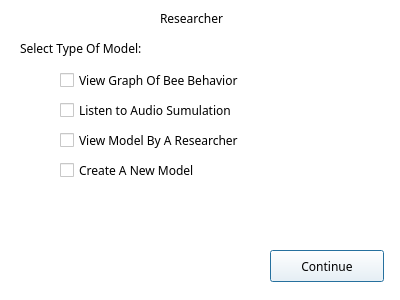
The window that LoginGUI/secondwindowresearcher.ui (ShihoVN/HiveChime) describes before a commit, drawn with Qt 5.
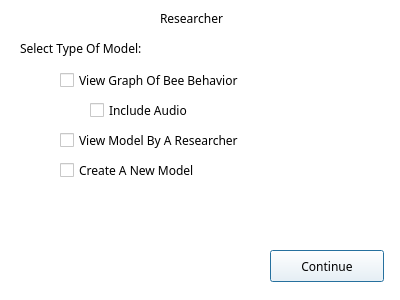
The same window after the commit.

Patch:
```diff
--- a/LoginGUI/secondwindowresearcher.ui
+++ b/LoginGUI/secondwindowresearcher.ui
@@ -512,7 +512,7 @@
   <widget class="QCheckBox" name="checkBox_2">
    <property name="geometry">
     <rect>
-     <x>60</x>
+     <x>90</x>
      <y>100</y>
      <width>201</width>
      <height>21</height>
@@ -524,7 +524,7 @@
     </font>
    </property>
    <property name="text">
-    <string>Listen to Audio Sumulation</string>
+    <string>Include Audio</string>
    </property>
   </widget>
   <widget class="QCheckBox" name="checkBox_3">
```
